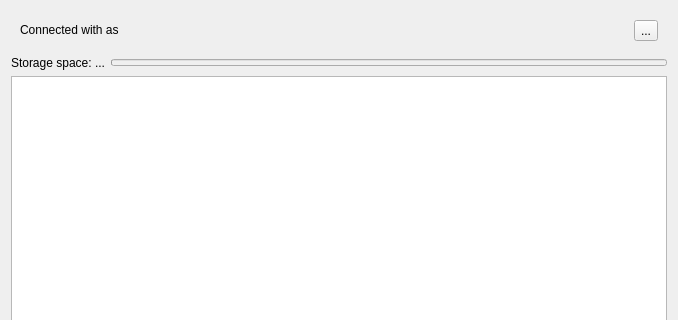
This is src/gui/accountsettings.ui in nextcloud/desktop as Qt 5 draws it before an edit; both pictures show x 0 to 678 and y 0 to 320 of the 678 by 557 pixel window. The edited form follows.
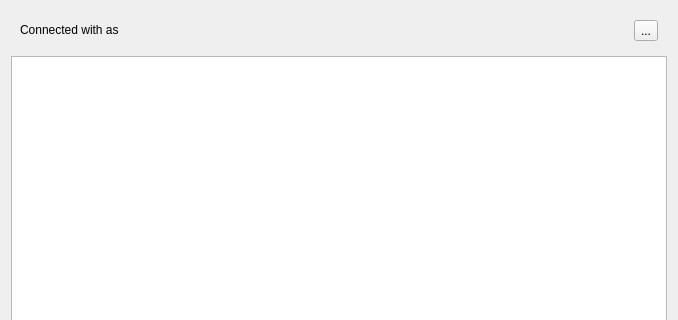
This is the edited form.

Commit message:
Remove quota from the account page
The quota is now displayed in the status delegate

The edit to the form file:
```diff
--- a/src/gui/accountsettings.ui
+++ b/src/gui/accountsettings.ui
@@ -49,60 +49,6 @@
      </layout>
     </widget>
    </item>
-   <item>
-    <layout class="QHBoxLayout" name="storageGroupBox">
-     <item>
-      <widget class="QLabel" name="quotaInfoLabel">
-       <property name="sizePolicy">
-        <sizepolicy hsizetype="Minimum" vsizetype="Fixed">
-         <horstretch>0</horstretch>
-         <verstretch>0</verstretch>
-        </sizepolicy>
-       </property>
-       <property name="toolTip">
-        <string/>
-       </property>
-       <property name="text">
-        <string>Storage space: ...</string>
-       </property>
-       <property name="textFormat">
-        <enum>Qt::PlainText</enum>
-       </property>
-       <property name="wordWrap">
-        <bool>false</bool>
-       </property>
-      </widget>
-     </item>
-     <item>
-      <widget class="QProgressBar" name="quotaProgressBar">
-       <property name="enabled">
-        <bool>false</bool>
-       </property>
-       <property name="sizePolicy">
-        <sizepolicy hsizetype="MinimumExpanding" vsizetype="Fixed">
-         <horstretch>0</horstretch>
-         <verstretch>0</verstretch>
-        </sizepolicy>
-       </property>
-       <property name="maximumSize">
-        <size>
-         <width>16777215</width>
-         <height>7</height>
-        </size>
-       </property>
-       <property name="maximum">
-        <number>100</number>
-       </property>
-       <property name="value">
-        <number>-1</number>
-       </property>
-       <property name="textVisible">
-        <bool>false</bool>
-       </property>
-      </widget>
-     </item>
-    </layout>
-   </item>
    <item>
     <widget class="QTreeView" name="_folderList">
      <property name="sizePolicy">
```
The commit also changes 2 other files.
